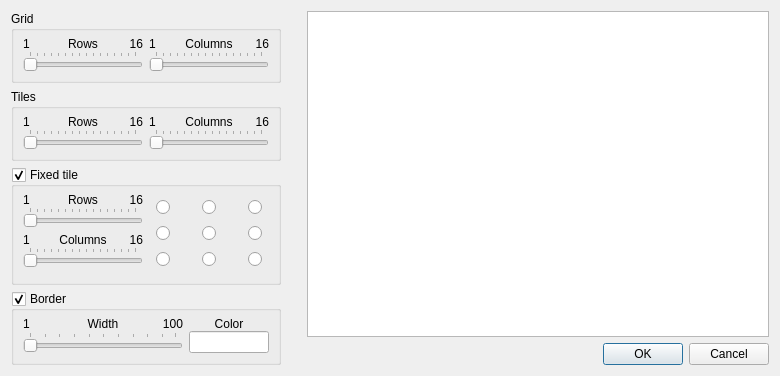
First picture: the form in src/gui/customlayoutdialog.ui, repository mistic100/UMWP-Autochanger, before the edit.
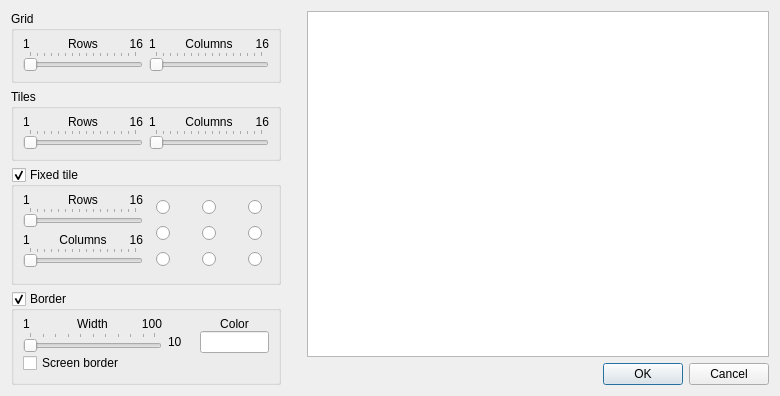
Second picture: the form after the edit. Icons and pictures are not drawn. Custom widgets are drawn as their Qt base class.

Patch:
```diff
--- a/src/gui/customlayoutdialog.ui
+++ b/src/gui/customlayoutdialog.ui
@@ -10,7 +10,7 @@
     <x>0</x>
     <y>0</y>
     <width>780</width>
-    <height>360</height>
+    <height>375</height>
    </rect>
   </property>
   <property name="windowTitle">
@@ -28,7 +28,7 @@
      <property name="checkable">
       <bool>true</bool>
      </property>
-     <layout class="QGridLayout" name="gridLayout_4" columnstretch="2,1">
+     <layout class="QGridLayout" name="gridLayout_4" columnstretch="2,0,1">
       <property name="topMargin">
        <number>6</number>
       </property>
@@ -85,10 +85,10 @@
         </property>
        </widget>
       </item>
-      <item row="6" column="1">
+      <item row="6" column="2">
        <widget class="QLineEditColor" name="borderColor"/>
       </item>
-      <item row="5" column="1">
+      <item row="5" column="2">
        <widget class="QLabel" name="label_8">
         <property name="text">
          <string>Color</string>
@@ -98,6 +98,26 @@
         </property>
        </widget>
       </item>
+      <item row="6" column="1">
+       <widget class="QLabel" name="borderWidthLabel">
+        <property name="minimumSize">
+         <size>
+          <width>26</width>
+          <height>0</height>
+         </size>
+        </property>
+        <property name="text">
+         <string notr="true">10</string>
+        </property>
+       </widget>
+      </item>
+      <item row="7" column="0" colspan="3">
+       <widget class="QCheckBox" name="borderScreenEnabled">
+        <property name="text">
+         <string>Screen border</string>
+        </property>
+       </widget>
+      </item>
      </layout>
     </widget>
    </item>
```
